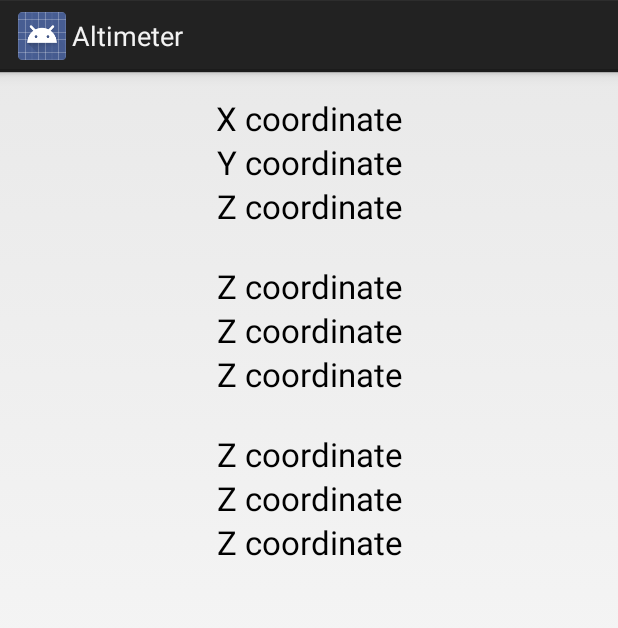
After one commit to vRallev/altimeter, an Android app: the layout fragment_rotation_matrix.xml on its own in the app's theme, with its tools: preview values and no code run, on a phone screen of 412 x 824 dp. The commit adds this screen. Shown: the top 628 px of the screen. Run offline under Robolectric (Android 15) with nearby library versions, the phone set to English and light mode, and no system bars.

Commit message:
Add a rotation matrix overview

```diff
--- /dev/null
+++ b/Project/App/src/main/res/layout/fragment_rotation_matrix.xml
@@ -0,0 +1,87 @@
+<?xml version="1.0" encoding="utf-8"?>
+
+<LinearLayout xmlns:android="http://schemas.android.com/apk/res/android"
+        xmlns:tools="http://schemas.android.com/tools"
+        android:layout_width="match_parent"
+        android:layout_height="match_parent"
+        android:paddingLeft="@dimen/activity_horizontal_margin"
+        android:paddingRight="@dimen/activity_horizontal_margin"
+        android:paddingTop="@dimen/activity_vertical_margin"
+        android:orientation="vertical"
+        android:paddingBottom="@dimen/activity_vertical_margin">
+
+    <TextView
+            android:id="@+id/textView_x"
+            android:layout_height="wrap_content"
+            android:layout_width="match_parent"
+            android:gravity="center_horizontal"
+            android:textAppearance="?android:attr/textAppearanceLarge"
+            tools:text="X coordinate" />
+
+    <TextView
+            android:id="@+id/textView_y"
+            android:layout_height="wrap_content"
+            android:layout_width="match_parent"
+            android:gravity="center_horizontal"
+            android:textAppearance="?android:attr/textAppearanceLarge"
+            tools:text="Y coordinate" />
+
+    <TextView
+            android:id="@+id/textView_z"
+            android:layout_height="wrap_content"
+            android:layout_width="match_parent"
+            android:gravity="center_horizontal"
+            android:textAppearance="?android:attr/textAppearanceLarge"
+            tools:text="Z coordinate" />
+
+    <TextView
+            android:id="@+id/textView_x_2"
+            android:layout_height="wrap_content"
+            android:layout_marginTop="24dp"
+            android:layout_width="match_parent"
+            android:gravity="center_horizontal"
+            android:textAppearance="?android:attr/textAppearanceLarge"
+            tools:text="Z coordinate" />
+
+    <TextView
+            android:id="@+id/textView_y_2"
+            android:layout_height="wrap_content"
+            android:layout_width="match_parent"
+            android:gravity="center_horizontal"
+            android:textAppearance="?android:attr/textAppearanceLarge"
+            tools:text="Z coordinate" />
+
+    <TextView
+            android:id="@+id/textView_z_2"
+            android:layout_height="wrap_content"
+            android:layout_width="match_parent"
+            android:gravity="center_horizontal"
+            android:textAppearance="?android:attr/textAppearanceLarge"
+            tools:text="Z coordinate" />
+
+    <TextView
+            android:id="@+id/textView_gravity_x"
+            android:layout_height="wrap_content"
+            android:layout_marginTop="24dp"
+            android:layout_width="match_parent"
+            android:gravity="center_horizontal"
+            android:textAppearance="?android:attr/textAppearanceLarge"
+            tools:text="Z coordinate" />
+
+    <TextView
+            android:id="@+id/textView_gravity_y"
+            android:layout_height="wrap_content"
+            android:layout_width="match_parent"
+            android:gravity="center_horizontal"
+            android:textAppearance="?android:attr/textAppearanceLarge"
+            tools:text="Z coordinate" />
+
+    <TextView
+            android:id="@+id/textView_gravity_z"
+            android:layout_height="wrap_content"
+            android:layout_width="match_parent"
+            android:gravity="center_horizontal"
+            android:textAppearance="?android:attr/textAppearanceLarge"
+            tools:text="Z coordinate" />
+
+</LinearLayout>
--- a/Project/App/src/main/res/values/strings.xml
+++ b/Project/App/src/main/res/values/strings.xml
@@ -8,6 +8,8 @@
     <string name="linear_acceleration">Linear acceleration</string>
     <string name="gyroscope">Gyroscope</string>
     <string name="rotation_vector">Rotation vector</string>
+    <string name="rotation_matrix_rot">Rotation matrix rot</string>
+    <string name="rotation_matrix_acc">Rotation matrix acc</string>
     <string name="open_demo">Open Demo</string>
     <string name="log">Log</string>
     <string name="stop">Stop</string>
@@ -19,6 +21,9 @@
     <string name="log_everything">Log everything</string>
     <string name="height">Height: %f</string>
     <string name="height_sum">Height Sum: %f</string>
+    <string name="rotation_x_initial">Rotation Initial X: %f</string>
     <string name="rotation_x">Rotation X: %f</string>
+    <string name="rotation_y">Rotation Y: %f</string>
+    <string name="rotation_z">Rotation Z: %f</string>
 
 </resources>
```
Also changed, not shown: Project/App/src/main/java/net/vrallev/android/altimeter/activity/MainActivity.java (+6 -1 lines), Project/App/src/main/java/net/vrallev/android/altimeter/activity/fragment/RotationMatrixFragment.java (added, +134 -0 lines).
